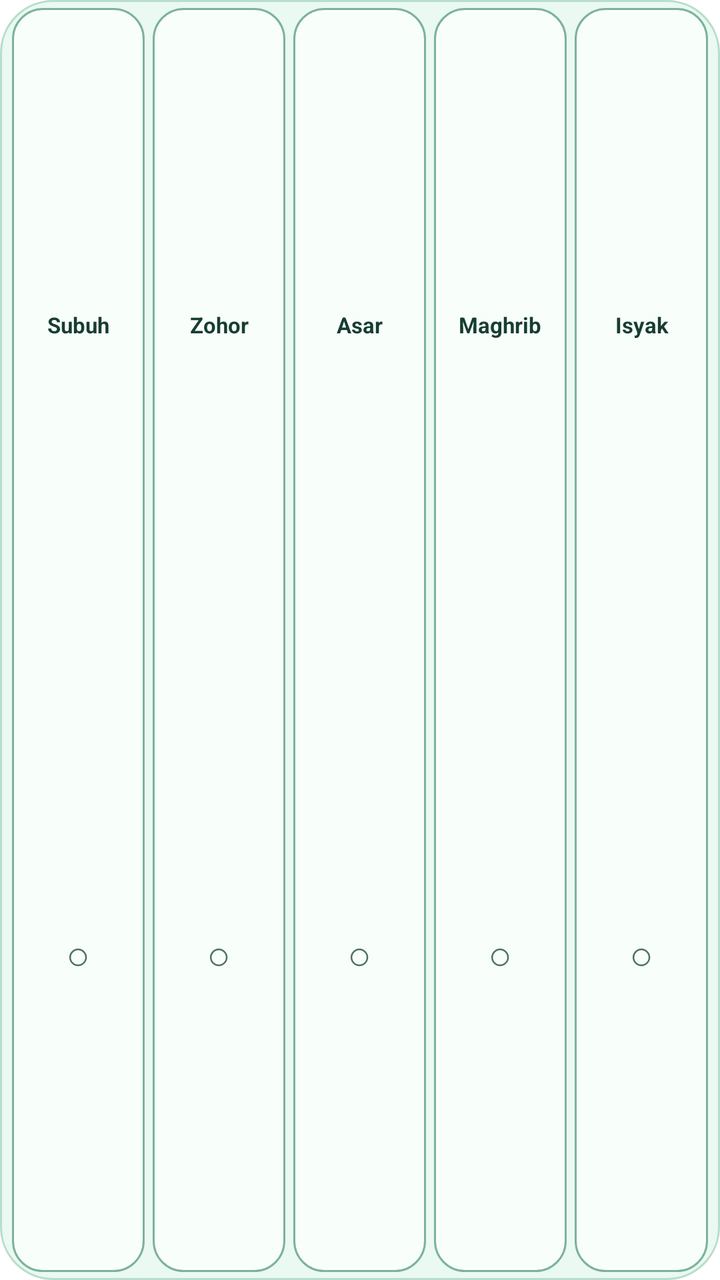
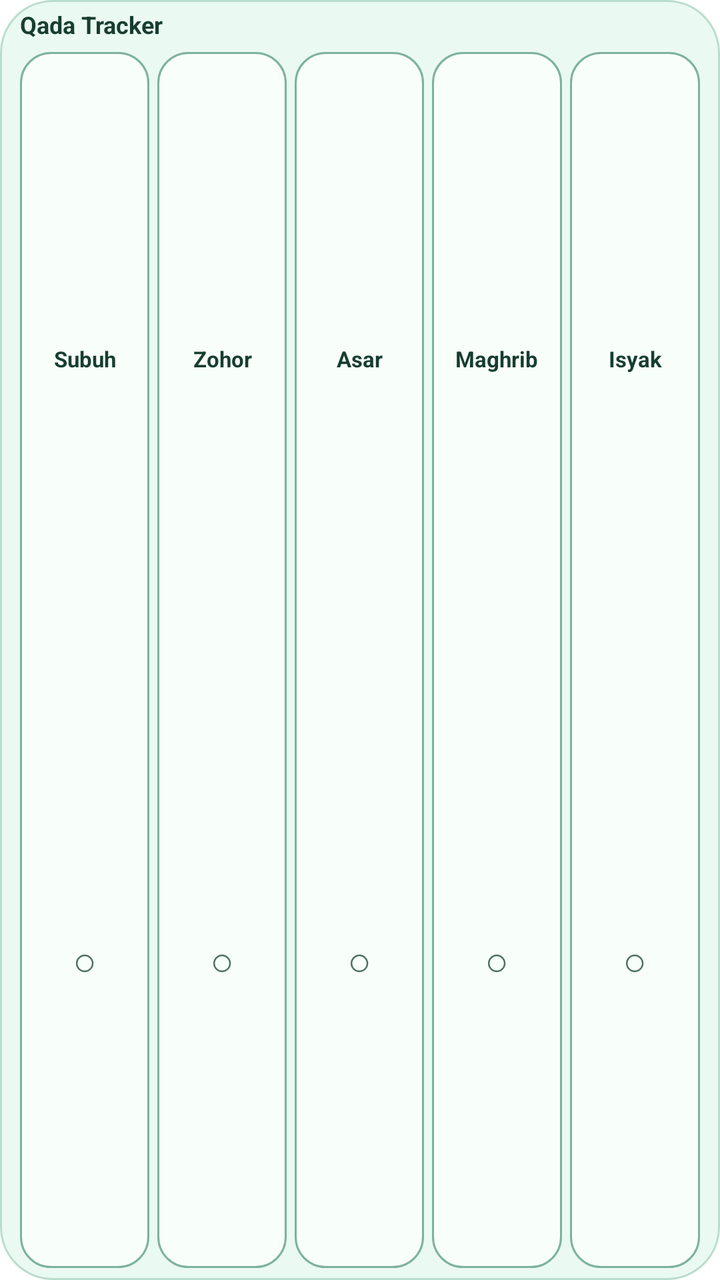

Compare the two renders of this Android layout. The source of the first and the diff that turns it into the second are given below.
<!-- AndroidManifest.xml: fallback theme Theme.MaterialComponents.DayNight.NoActionBar -->
<!-- res/layout/prayer_widget.xml -->
<?xml version="1.0" encoding="utf-8"?>
<LinearLayout xmlns:android="http://schemas.android.com/apk/res/android"
    android:id="@+id/widget_root"
    android:layout_width="match_parent" android:layout_height="match_parent"
    android:orientation="horizontal" android:baselineAligned="false"
    android:padding="4dp" android:clickable="true" android:focusable="true"
    android:contentDescription="@string/prayer_widget_open"
    android:background="@drawable/widget_panel_light">
        <LinearLayout android:id="@+id/widget_subuh" style="@style/PrayerWidgetBox">
            <TextView android:id="@+id/widget_subuh_name" style="@style/PrayerWidgetName" android:text="Subuh" />
            <TextView android:id="@+id/widget_subuh_status" style="@style/PrayerWidgetStatus" />
        </LinearLayout>
        <LinearLayout android:id="@+id/widget_zohor" style="@style/PrayerWidgetBox">
            <TextView android:id="@+id/widget_zohor_name" style="@style/PrayerWidgetName" android:text="Zohor" />
            <TextView android:id="@+id/widget_zohor_status" style="@style/PrayerWidgetStatus" />
        </LinearLayout>
        <LinearLayout android:id="@+id/widget_asar" style="@style/PrayerWidgetBox">
            <TextView android:id="@+id/widget_asar_name" style="@style/PrayerWidgetName" android:text="Asar" />
            <TextView android:id="@+id/widget_asar_status" style="@style/PrayerWidgetStatus" />
        </LinearLayout>
        <LinearLayout android:id="@+id/widget_maghrib" style="@style/PrayerWidgetBox">
            <TextView android:id="@+id/widget_maghrib_name" style="@style/PrayerWidgetName" android:text="Maghrib" />
            <TextView android:id="@+id/widget_maghrib_status" style="@style/PrayerWidgetStatus" />
        </LinearLayout>
        <LinearLayout android:id="@+id/widget_isyak" style="@style/PrayerWidgetBox">
            <TextView android:id="@+id/widget_isyak_name" style="@style/PrayerWidgetName" android:text="Isyak" />
            <TextView android:id="@+id/widget_isyak_status" style="@style/PrayerWidgetStatus" />
        </LinearLayout>
</LinearLayout>
<!-- resources referenced by this layout -->
<resources>
  <!-- drawable widget_panel_light (drawable) -->
  <?xml version="1.0" encoding="utf-8"?>
  <shape xmlns:android="http://schemas.android.com/apk/res/android" android:shape="rectangle">
      <solid android:color="#EAF9F1" />
      <corners android:radius="26dp" />
      <stroke android:width="1dp" android:color="#B8DDCD" />
  </shape>
  <string name="prayer_widget_open">Open Qada Tracker</string>
  <style name="PrayerWidgetBox">
          <item name="android:layout_width">0dp</item>
          <item name="android:layout_weight">1</item>
          <item name="android:layout_height">match_parent</item>
          <item name="android:minHeight">48dp</item>
          <item name="android:layout_marginStart">2dp</item>
          <item name="android:layout_marginEnd">2dp</item>
          <item name="android:padding">2dp</item>
          <item name="android:orientation">vertical</item>
          <item name="android:gravity">center</item>
          <item name="android:background">@drawable/widget_box_light</item>
          <item name="android:focusable">true</item>
          <item name="android:clickable">true</item>
      </style>
  <style name="PrayerWidgetName">
          <item name="android:layout_width">match_parent</item>
          <item name="android:layout_height">0dp</item>
          <item name="android:layout_weight">1</item>
          <item name="android:gravity">center</item>
          <item name="android:textColor">#173D31</item>
          <item name="android:textSize">11sp</item>
          <item name="android:autoSizeTextType">uniform</item>
          <item name="android:autoSizeMinTextSize">7sp</item>
          <item name="android:autoSizeMaxTextSize">11sp</item>
          <item name="android:autoSizeStepGranularity">1sp</item>
          <item name="android:includeFontPadding">false</item>
          <item name="android:textStyle">bold</item>
          <item name="android:fontFamily">sans-serif-rounded</item>
          <item name="android:maxLines">1</item>
          <item name="android:ellipsize">end</item>
          <item name="android:importantForAccessibility">no</item>
      </style>
  <style name="PrayerWidgetStatus">
          <item name="android:layout_width">match_parent</item>
          <item name="android:layout_height">0dp</item>
          <item name="android:layout_weight">1</item>
          <item name="android:gravity">center</item>
          <item name="android:textColor">#4C7163</item>
          <item name="android:textSize">20sp</item>
          <item name="android:autoSizeTextType">uniform</item>
          <item name="android:autoSizeMinTextSize">10sp</item>
          <item name="android:autoSizeMaxTextSize">20sp</item>
          <item name="android:autoSizeStepGranularity">1sp</item>
          <item name="android:includeFontPadding">false</item>
          <item name="android:maxLines">1</item>
          <item name="android:text">○</item>
          <item name="android:importantForAccessibility">no</item>
      </style>
  <!-- drawable widget_box_light (drawable) -->
  <?xml version="1.0" encoding="utf-8"?>
  <shape xmlns:android="http://schemas.android.com/apk/res/android" android:shape="rectangle">
      <solid android:color="#F8FEFA" />
      <corners android:radius="15dp" />
      <stroke android:width="1dp" android:color="#7CB29B" />
  </shape>
</resources>

<!-- the commit's change to res/layout/prayer_widget.xml (unified diff, before → after) -->
@@ -2,10 +2,26 @@
 <LinearLayout xmlns:android="http://schemas.android.com/apk/res/android"
     android:id="@+id/widget_root"
     android:layout_width="match_parent" android:layout_height="match_parent"
-    android:orientation="horizontal" android:baselineAligned="false"
-    android:padding="4dp" android:clickable="true" android:focusable="true"
+    android:orientation="vertical" android:baselineAligned="false"
+    android:paddingStart="8dp" android:paddingEnd="8dp"
+    android:paddingTop="6dp" android:paddingBottom="6dp" android:clickable="true" android:focusable="true"
     android:contentDescription="@string/prayer_widget_open"
     android:background="@drawable/widget_panel_light">
+    <TextView android:id="@+id/widget_title"
+        android:layout_width="match_parent" android:layout_height="16dp"
+        android:layout_marginStart="2dp" android:layout_marginBottom="4dp"
+        android:text="@string/prayer_widget_title" android:textColor="#173D31"
+        android:textSize="12sp" android:textStyle="bold"
+        android:fontFamily="sans-serif-rounded" android:includeFontPadding="false"
+        android:maxLines="1" android:ellipsize="end"
+        android:autoSizeTextType="uniform" android:autoSizeMinTextSize="8sp"
+        android:autoSizeMaxTextSize="12sp" android:autoSizeStepGranularity="1sp"
+        android:clickable="true" android:focusable="true"
+        android:contentDescription="@string/prayer_widget_open" />
+    <LinearLayout android:id="@+id/widget_prayers"
+        android:layout_width="match_parent" android:layout_height="0dp"
+        android:layout_weight="1" android:orientation="horizontal"
+        android:baselineAligned="false">
         <LinearLayout android:id="@+id/widget_subuh" style="@style/PrayerWidgetBox">
             <TextView android:id="@+id/widget_subuh_name" style="@style/PrayerWidgetName" android:text="Subuh" />
             <TextView android:id="@+id/widget_subuh_status" style="@style/PrayerWidgetStatus" />
@@ -26,4 +42,5 @@
             <TextView android:id="@+id/widget_isyak_name" style="@style/PrayerWidgetName" android:text="Isyak" />
             <TextView android:id="@+id/widget_isyak_status" style="@style/PrayerWidgetStatus" />
         </LinearLayout>
+    </LinearLayout>
 </LinearLayout>
<!-- resource entries referenced after the edit -->
@@ -8,6 +8,7 @@
       <stroke android:width="1dp" android:color="#B8DDCD" />
   </shape>
   <string name="prayer_widget_open">Open Qada Tracker</string>
+  <string name="prayer_widget_title">Qada Tracker</string>
   <style name="PrayerWidgetBox">
           <item name="android:layout_width">0dp</item>
           <item name="android:layout_weight">1</item>
@@ -15,7 +16,7 @@
           <item name="android:minHeight">48dp</item>
           <item name="android:layout_marginStart">2dp</item>
           <item name="android:layout_marginEnd">2dp</item>
-          <item name="android:padding">2dp</item>
+          <item name="android:padding">4dp</item>
           <item name="android:orientation">vertical</item>
           <item name="android:gravity">center</item>
           <item name="android:background">@drawable/widget_box_light</item>
